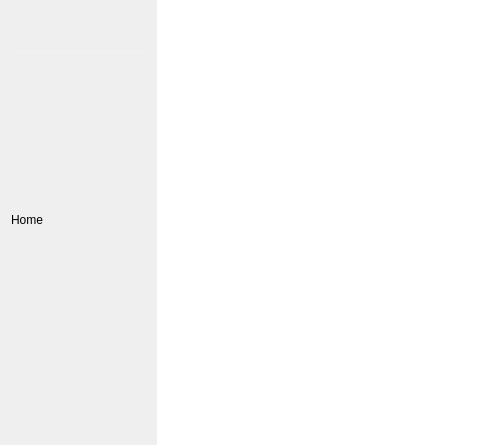
First picture: the form in ui/tool_launcher.ui, repository analogdevicesinc/scopy, before the edit; both pictures show x 0 to 480 and y 275 to 720 of the 1280 by 720 pixel window.
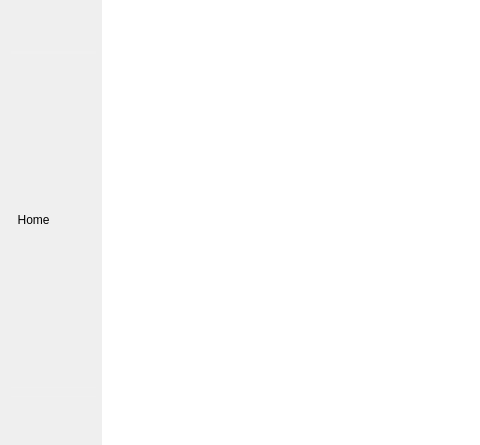
Second picture: the form after the edit. Icons and pictures are not drawn. Custom widgets are drawn as their Qt base class.

Commit message: tool_launcher.ui: adjust the home widget when the menu is closed

Diff of the .ui file:
```diff
--- a/ui/tool_launcher.ui
+++ b/ui/tool_launcher.ui
@@ -155,7 +155,16 @@
        </item>
        <item>
         <widget class="QWidget" name="home" native="true">
+         <property name="maximumSize">
+          <size>
+           <width>145</width>
+           <height>16777215</height>
+          </size>
+         </property>
          <layout class="QHBoxLayout" name="horizontalLayout_7">
+          <property name="spacing">
+           <number>2</number>
+          </property>
           <property name="leftMargin">
            <number>0</number>
           </property>
@@ -163,7 +172,7 @@
            <number>0</number>
           </property>
           <property name="rightMargin">
-           <number>0</number>
+           <number>2</number>
           </property>
           <property name="bottomMargin">
            <number>0</number>
@@ -178,12 +187,18 @@
             </property>
             <property name="minimumSize">
              <size>
-              <width>0</width>
-              <height>48</height>
+              <width>32</width>
+              <height>0</height>
+             </size>
+            </property>
+            <property name="maximumSize">
+             <size>
+              <width>16777215</width>
+              <height>16777215</height>
              </size>
             </property>
             <property name="text">
-             <string>Home</string>
+             <string>  Home</string>
             </property>
             <property name="icon">
              <iconset resource="../resources/resources.qrc">
@@ -206,36 +221,48 @@
             </attribute>
            </widget>
           </item>
+          <item>
+           <widget class="QPushButton" name="saveBtn">
+            <property name="maximumSize">
+             <size>
+              <width>16</width>
+              <height>16</height>
+             </size>
+            </property>
+            <property name="text">
+             <string/>
+            </property>
+            <property name="icon">
+             <iconset>
+              <normalon>:/icons/ic save.svg</normalon>
+             </iconset>
+            </property>
+           </widget>
+          </item>
           <item>
            <spacer name="horizontalSpacer">
             <property name="orientation">
              <enum>Qt::Horizontal</enum>
             </property>
             <property name="sizeType">
-             <enum>QSizePolicy::Fixed</enum>
+             <enum>QSizePolicy::Preferred</enum>
             </property>
             <property name="sizeHint" stdset="0">
              <size>
-              <width>32</width>
+              <width>8</width>
               <height>0</height>
              </size>
             </property>
            </spacer>
           </item>
-          <item>
-           <widget class="QPushButton" name="saveBtn">
-            <property name="text">
-             <string/>
-            </property>
-            <property name="icon">
-             <iconset>
-              <normalon>:/icons/ic save.svg</normalon>
-             </iconset>
-            </property>
-           </widget>
-          </item>
           <item>
            <widget class="QPushButton" name="loadBtn">
+            <property name="maximumSize">
+             <size>
+              <width>16</width>
+              <height>16</height>
+             </size>
+            </property>
             <property name="text">
              <string/>
             </property>
```
